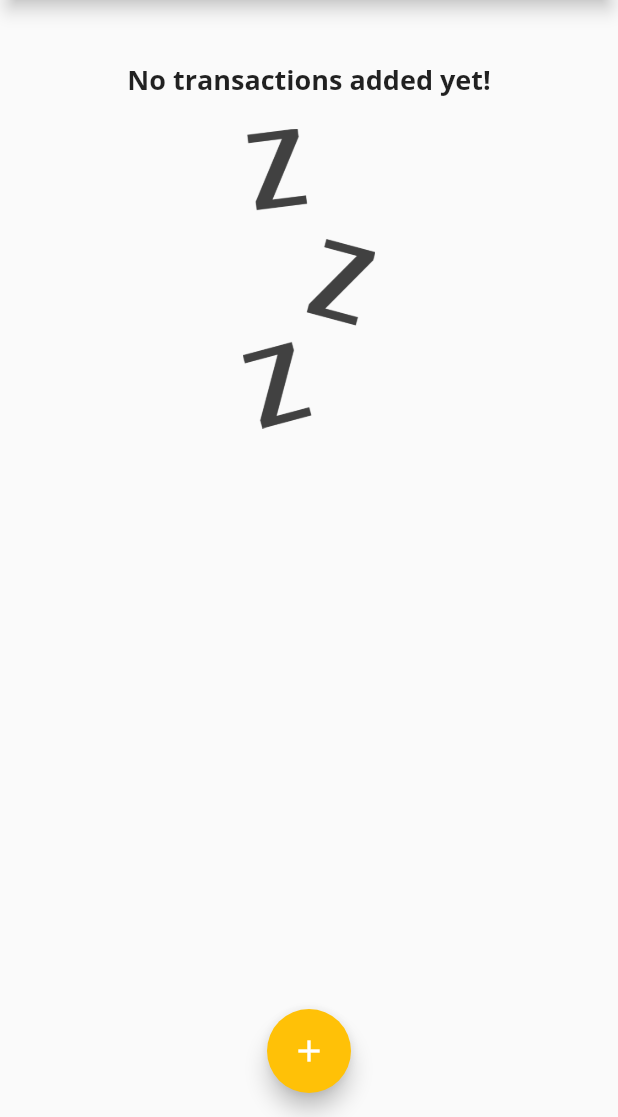
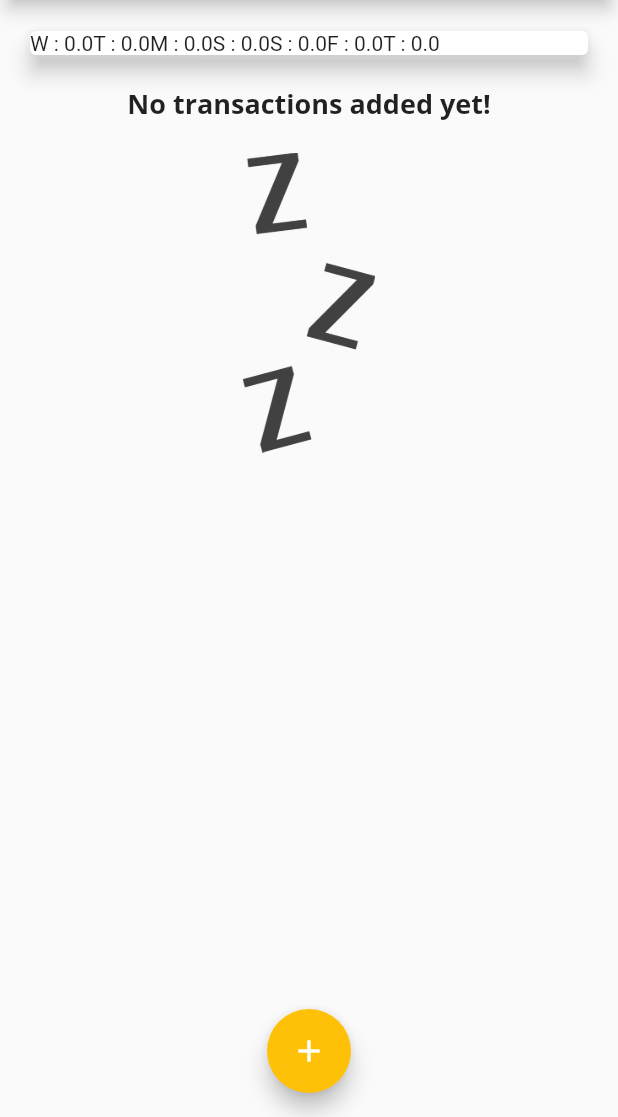
Before and after one commit to Hiro-o-ai/flutter_ComGuid_app2, a Flutter app: the screen it shows after launch, on a phone screen of 412 x 824 dp, the part 119-1236 px from its top. Run offline on Flutter 3.47's test engine with Material 2 defaults, Android fonts, the phone set to English and light mode, and no system bars.

Commit message:
chartBarWidgetの作成

```diff
--- a/lib/widgets/chart.dart
+++ b/lib/widgets/chart.dart
@@ -26,7 +26,7 @@ class Chart extends StatelessWidget {
         }
 
         return {
-          'day': DateFormat.E().format(weekDay),
+          'day': DateFormat.E().format(weekDay).substring(0, 1),
           'amount': totalSum,
         };
       },
@@ -39,7 +39,9 @@ class Chart extends StatelessWidget {
       elevation: 6,
       margin: EdgeInsets.all(20),
       child: Row(
-        children: <Widget>[],
+        children: groupedTransactionValues.map((data) {
+          return Text('${data['day']} : ${data['amount'].toString()}');
+        }).toList(),
       ),
     );
   }
```
Also changed, not shown: lib/widgets/chart_bar.dart (added, +49 -0 lines).
